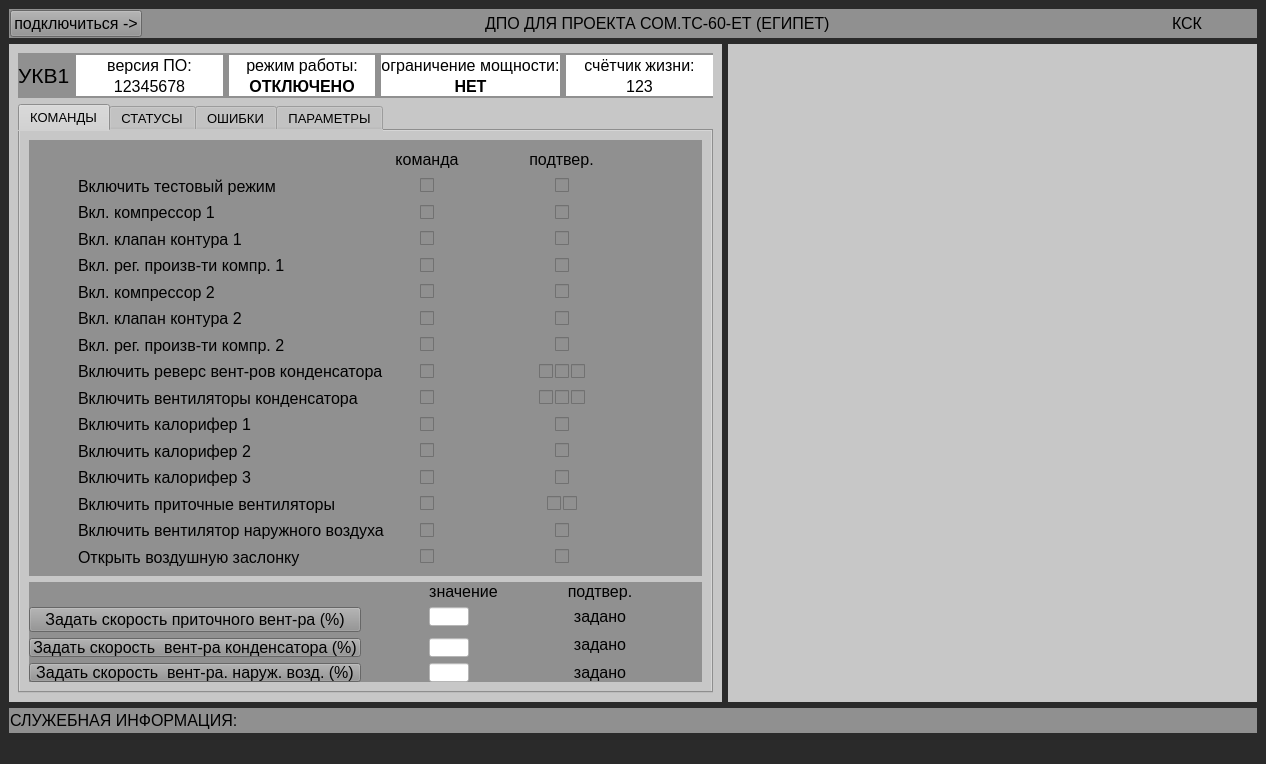
This is interface.ui in victocryl/dpo_som_ts_60_et as Qt 5 draws it before an edit. The edited form follows.
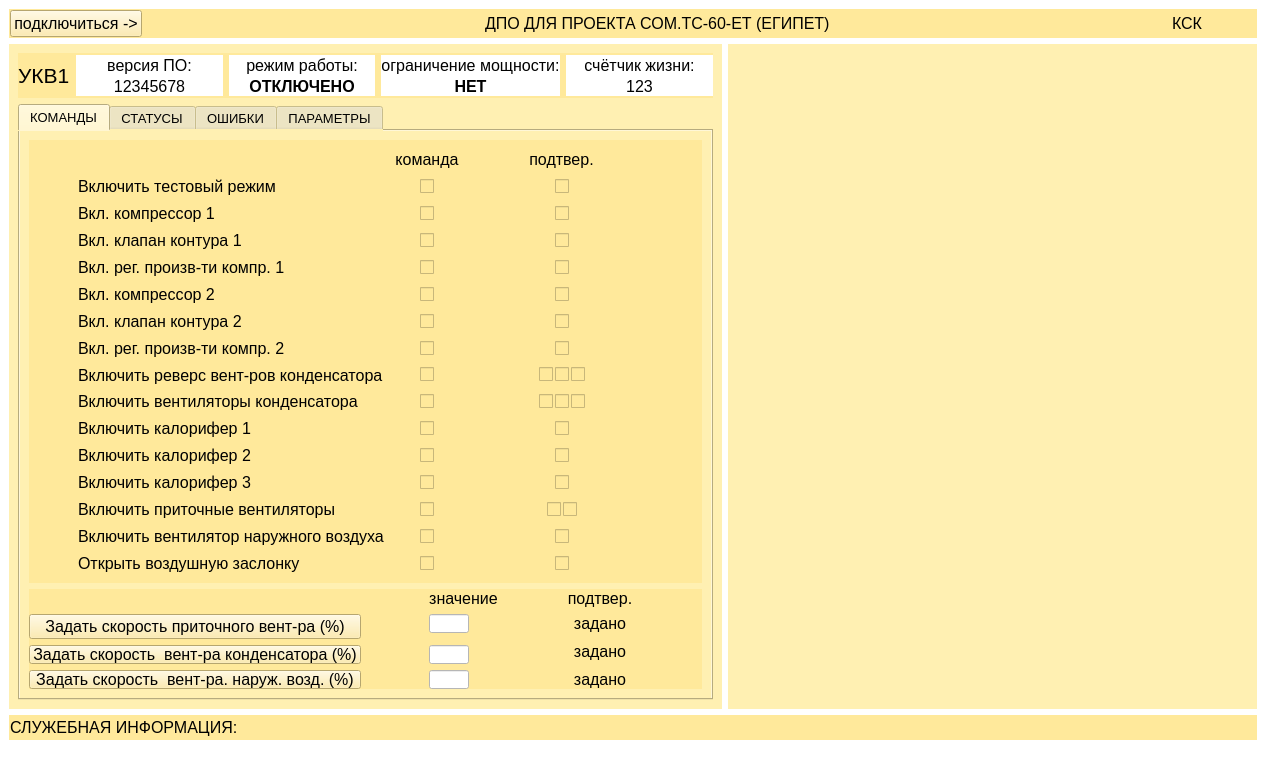
This is the edited form.

What changed in the file:
```diff
--- a/interface.ui
+++ b/interface.ui
@@ -7,14 +7,14 @@
     <x>0</x>
     <y>0</y>
     <width>1266</width>
-    <height>764</height>
+    <height>771</height>
    </rect>
   </property>
   <property name="windowTitle">
    <string>MainWindow</string>
   </property>
   <property name="styleSheet">
-   <string notr="true">background-color: rgb(42, 42, 42);</string>
+   <string notr="true">background-color: rgb(255, 255, 255);</string>
   </property>
   <widget class="QWidget" name="centralwidget">
    <layout class="QVBoxLayout" name="verticalLayout">
@@ -33,7 +33,7 @@
        </size>
       </property>
       <property name="styleSheet">
-       <string notr="true">background-color: rgb(144, 144, 144);</string>
+       <string notr="true">background-color: rgb(255, 233, 155);</string>
       </property>
       <layout class="QHBoxLayout" name="horizontalLayout_2">
        <property name="leftMargin">
@@ -124,7 +124,7 @@
          </sizepolicy>
         </property>
         <property name="styleSheet">
-         <string notr="true">background-color: rgb(199, 199, 199);</string>
+         <string notr="true">background-color: rgb(255, 240, 178);</string>
         </property>
         <layout class="QVBoxLayout" name="verticalLayout_2">
          <item>
@@ -142,7 +142,7 @@
             </size>
            </property>
            <property name="styleSheet">
-            <string notr="true">background-color: rgb(144, 144, 144);</string>
+            <string notr="true">background-color: rgb(255, 233, 155);</string>
            </property>
            <layout class="QHBoxLayout" name="horizontalLayout_4">
             <property name="leftMargin">
@@ -448,7 +448,7 @@
             </font>
            </property>
            <property name="styleSheet">
-            <string notr="true">background-color: rgb(199, 199, 199);</string>
+            <string notr="true">background-color: rgb(255, 240, 178);</string>
            </property>
            <property name="currentIndex">
             <number>0</number>
@@ -467,7 +467,7 @@
                 </sizepolicy>
                </property>
                <property name="styleSheet">
-                <string notr="true">background-color: rgb(144, 144, 144);</string>
+                <string notr="true">background-color: rgb(255, 233, 155);</string>
                </property>
                <layout class="QGridLayout" name="gridLayout_2">
                 <item row="15" column="0">
@@ -2839,7 +2839,7 @@
                 </size>
                </property>
                <property name="styleSheet">
-                <string notr="true">background-color: rgb(144, 144, 144);</string>
+                <string notr="true">background-color: rgb(255, 233, 155);</string>
                </property>
                <layout class="QGridLayout" name="gridLayout">
                 <property name="leftMargin">
@@ -3245,7 +3245,7 @@
          </sizepolicy>
         </property>
         <property name="styleSheet">
-         <string notr="true">background-color: rgb(199, 199, 199);</string>
+         <string notr="true">background-color: rgb(255, 240, 178);</string>
         </property>
        </widget>
       </item>
@@ -3266,7 +3266,7 @@
        </size>
       </property>
       <property name="styleSheet">
-       <string notr="true">background-color: rgb(144, 144, 144);</string>
+       <string notr="true">background-color: rgb(255, 233, 155);</string>
       </property>
       <layout class="QHBoxLayout" name="horizontalLayout_3">
        <property name="leftMargin">
```
